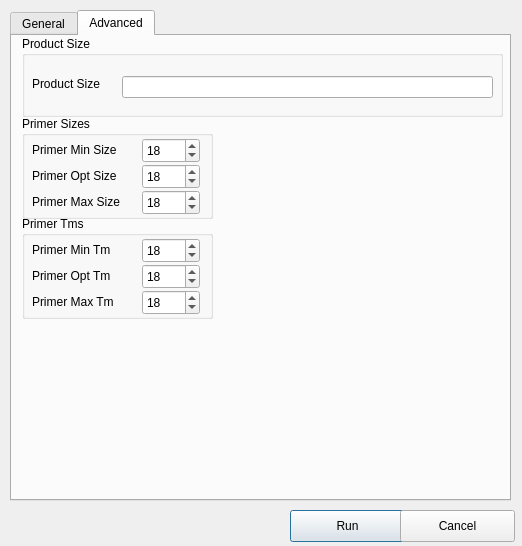
Before: the Qt Designer form ui/msatcommander.ui in brantfaircloth/msatcommander, drawn with Qt 5.
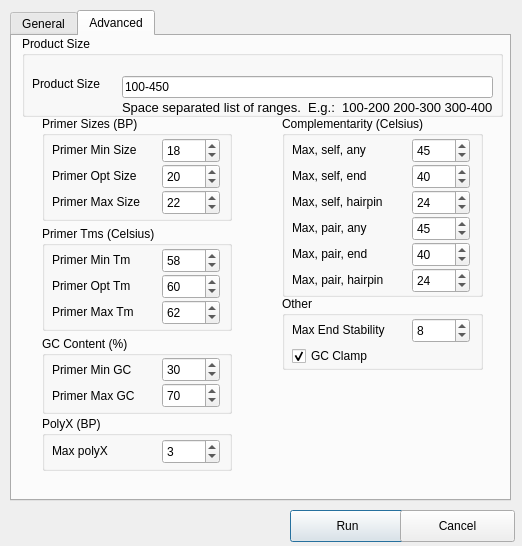
After: the same form once the commit is applied. The open tabs and pages were chosen to show the change.

Commit message: edits to add additional control of primers design and error checking

Patch:
```diff
--- a/ui/msatcommander.ui
+++ b/ui/msatcommander.ui
@@ -540,14 +540,14 @@
     <widget class="QGroupBox" name="groupBox_5">
      <property name="geometry">
       <rect>
-       <x>10</x>
+       <x>30</x>
        <y>80</y>
-       <width>191</width>
-       <height>103</height>
+       <width>190</width>
+       <height>105</height>
       </rect>
      </property>
      <property name="title">
-      <string>Primer Sizes</string>
+      <string>Primer Sizes (BP)</string>
      </property>
      <widget class="QSpinBox" name="spinBox_4">
       <property name="geometry">
@@ -610,7 +610,7 @@
        <number>30</number>
       </property>
       <property name="value">
-       <number>18</number>
+       <number>20</number>
       </property>
      </widget>
      <widget class="QLabel" name="label_8">
@@ -642,7 +642,7 @@
        <number>30</number>
       </property>
       <property name="value">
-       <number>18</number>
+       <number>22</number>
       </property>
      </widget>
     </widget>
@@ -679,20 +679,41 @@
         <width>371</width>
         <height>22</height>
        </rect>
+      </property>
+      <property name="text">
+       <string>100-450</string>
+      </property>
+     </widget>
+     <widget class="QLabel" name="label">
+      <property name="geometry">
+       <rect>
+        <x>100</x>
+        <y>63</y>
+        <width>371</width>
+        <height>16</height>
+       </rect>
+      </property>
+      <property name="font">
+       <font>
+        <pointsize>10</pointsize>
+       </font>
+      </property>
+      <property name="text">
+       <string>Space separated list of ranges.  E.g.:  100-200 200-300 300-400</string>
       </property>
      </widget>
     </widget>
     <widget class="QGroupBox" name="groupBox_7">
      <property name="geometry">
       <rect>
-       <x>10</x>
-       <y>180</y>
-       <width>191</width>
-       <height>103</height>
+       <x>30</x>
+       <y>190</y>
+       <width>190</width>
+       <height>105</height>
       </rect>
      </property>
      <property name="title">
-      <string>Primer Tms</string>
+      <string>Primer Tms (Celsius)</string>
      </property>
      <widget class="QSpinBox" name="spinBox_5">
       <property name="geometry">
@@ -704,13 +725,13 @@
        </rect>
       </property>
       <property name="minimum">
-       <number>15</number>
+       <number>45</number>
       </property>
       <property name="maximum">
-       <number>30</number>
+       <number>150</number>
       </property>
       <property name="value">
-       <number>18</number>
+       <number>58</number>
       </property>
      </widget>
      <widget class="QLabel" name="label_6">
@@ -749,13 +770,13 @@
        </rect>
       </property>
       <property name="minimum">
-       <number>15</number>
+       <number>45</number>
       </property>
       <property name="maximum">
-       <number>30</number>
+       <number>150</number>
       </property>
       <property name="value">
-       <number>18</number>
+       <number>60</number>
       </property>
      </widget>
      <widget class="QLabel" name="label_10">
@@ -781,13 +802,371 @@
        </rect>
       </property>
       <property name="minimum">
-       <number>15</number>
+       <number>45</number>
       </property>
       <property name="maximum">
+       <number>150</number>
+      </property>
+      <property name="value">
+       <number>62</number>
+      </property>
+     </widget>
+    </widget>
+    <widget class="QGroupBox" name="groupBox_10">
+     <property name="geometry">
+      <rect>
+       <x>30</x>
+       <y>300</y>
+       <width>190</width>
+       <height>78</height>
+      </rect>
+     </property>
+     <property name="title">
+      <string>GC Content (%)</string>
+     </property>
+     <widget class="QSpinBox" name="primerMinGcSpinBox">
+      <property name="geometry">
+       <rect>
+        <x>120</x>
+        <y>21</y>
+        <width>58</width>
+        <height>25</height>
+       </rect>
+      </property>
+      <property name="maximum">
+       <number>50</number>
+      </property>
+      <property name="value">
        <number>30</number>
       </property>
+     </widget>
+     <widget class="QLabel" name="label_2">
+      <property name="geometry">
+       <rect>
+        <x>10</x>
+        <y>24</y>
+        <width>110</width>
+        <height>20</height>
+       </rect>
+      </property>
+      <property name="text">
+       <string>Primer Min GC</string>
+      </property>
+     </widget>
+     <widget class="QSpinBox" name="primerMaxGcSpinBox">
+      <property name="geometry">
+       <rect>
+        <x>120</x>
+        <y>47</y>
+        <width>58</width>
+        <height>25</height>
+       </rect>
+      </property>
+      <property name="minimum">
+       <number>50</number>
+      </property>
+      <property name="maximum">
+       <number>100</number>
+      </property>
       <property name="value">
-       <number>18</number>
+       <number>70</number>
+      </property>
+     </widget>
+     <widget class="QLabel" name="label_3">
+      <property name="geometry">
+       <rect>
+        <x>10</x>
+        <y>50</y>
+        <width>110</width>
+        <height>20</height>
+       </rect>
+      </property>
+      <property name="text">
+       <string>Primer Max GC</string>
+      </property>
+     </widget>
+    </widget>
+    <widget class="QGroupBox" name="groupBox_11">
+     <property name="geometry">
+      <rect>
+       <x>30</x>
+       <y>380</y>
+       <width>190</width>
+       <height>55</height>
+      </rect>
+     </property>
+     <property name="title">
+      <string>PolyX (BP)</string>
+     </property>
+     <widget class="QSpinBox" name="primerMaxPolyXSpinBox">
+      <property name="geometry">
+       <rect>
+        <x>120</x>
+        <y>23</y>
+        <width>58</width>
+        <height>25</height>
+       </rect>
+      </property>
+      <property name="maximum">
+       <number>6</number>
+      </property>
+      <property name="value">
+       <number>3</number>
+      </property>
+     </widget>
+     <widget class="QLabel" name="label_11">
+      <property name="geometry">
+       <rect>
+        <x>10</x>
+        <y>27</y>
+        <width>101</width>
+        <height>16</height>
+       </rect>
+      </property>
+      <property name="text">
+       <string>Max polyX</string>
+      </property>
+     </widget>
+    </widget>
+    <widget class="QGroupBox" name="groupBox_12">
+     <property name="geometry">
+      <rect>
+       <x>270</x>
+       <y>80</y>
+       <width>201</width>
+       <height>181</height>
+      </rect>
+     </property>
+     <property name="title">
+      <string>Complementarity (Celsius)</string>
+     </property>
+     <widget class="QSpinBox" name="primerMaxSelfAnySpinBox">
+      <property name="geometry">
+       <rect>
+        <x>130</x>
+        <y>22</y>
+        <width>58</width>
+        <height>25</height>
+       </rect>
+      </property>
+      <property name="maximum">
+       <number>100</number>
+      </property>
+      <property name="value">
+       <number>45</number>
+      </property>
+     </widget>
+     <widget class="QLabel" name="label_12">
+      <property name="geometry">
+       <rect>
+        <x>10</x>
+        <y>24</y>
+        <width>121</width>
+        <height>20</height>
+       </rect>
+      </property>
+      <property name="text">
+       <string>Max, self, any</string>
+      </property>
+     </widget>
+     <widget class="QSpinBox" name="primerMaxSelfEndSpinBox">
+      <property name="geometry">
+       <rect>
+        <x>130</x>
+        <y>48</y>
+        <width>58</width>
+        <height>25</height>
+       </rect>
+      </property>
+      <property name="maximum">
+       <number>100</number>
+      </property>
+      <property name="value">
+       <number>40</number>
+      </property>
+     </widget>
+     <widget class="QLabel" name="label_13">
+      <property name="geometry">
+       <rect>
+        <x>10</x>
+        <y>50</y>
+        <width>121</width>
+        <height>20</height>
+       </rect>
+      </property>
+      <property name="text">
+       <string>Max, self, end</string>
+      </property>
+     </widget>
+     <widget class="QSpinBox" name="primerMaxPairAnySpinBox">
+      <property name="geometry">
+       <rect>
+        <x>130</x>
+        <y>100</y>
+        <width>58</width>
+        <height>25</height>
+       </rect>
+      </property>
+      <property name="maximum">
+       <number>100</number>
+      </property>
+      <property name="value">
+       <number>45</number>
+      </property>
+     </widget>
+     <widget class="QLabel" name="label_14">
+      <property name="geometry">
+       <rect>
+        <x>10</x>
+        <y>102</y>
+        <width>121</width>
+        <height>20</height>
+       </rect>
+      </property>
+      <property name="text">
+       <string>Max, pair, any</string>
+      </property>
+     </widget>
+     <widget class="QSpinBox" name="primerMaxPairEndSpinBox">
+      <property name="geometry">
+       <rect>
+        <x>130</x>
+        <y>126</y>
+        <width>58</width>
+        <height>25</height>
+       </rect>
+      </property>
+      <property name="maximum">
+       <number>100</number>
+      </property>
+      <property name="value">
+       <number>40</number>
+      </property>
+     </widget>
+     <widget class="QLabel" name="label_15">
+      <property name="geometry">
+       <rect>
+        <x>10</x>
+        <y>128</y>
+        <width>121</width>
+        <height>20</height>
+       </rect>
+      </property>
+      <property name="text">
+       <string>Max, pair, end</string>
+      </property>
+     </widget>
+     <widget class="QSpinBox" name="primerMaxSelfHairpinSpinBox">
+      <property name="geometry">
+       <rect>
+        <x>130</x>
+        <y>74</y>
+        <width>58</width>
+        <height>25</height>
+       </rect>
+      </property>
+      <property name="maximum">
+       <number>100</number>
+      </property>
+      <property name="value">
+       <number>24</number>
+      </property>
+     </widget>
+     <widget class="QLabel" name="label_16">
+      <property name="geometry">
+       <rect>
+        <x>10</x>
+        <y>76</y>
+        <width>121</width>
+        <height>20</height>
+       </rect>
+      </property>
+      <property name="text">
+       <string>Max, self, hairpin</string>
+      </property>
+     </widget>
+     <widget class="QSpinBox" name="primerMaxPairHairpinSpinBox">
+      <property name="geometry">
+       <rect>
+        <x>130</x>
+        <y>152</y>
+        <width>58</width>
+        <height>25</height>
+       </rect>
+      </property>
+      <property name="value">
+       <number>24</number>
+      </property>
+     </widget>
+     <widget class="QLabel" name="label_17">
+      <property name="geometry">
+       <rect>
+        <x>10</x>
+        <y>154</y>
+        <width>121</width>
+        <height>20</height>
+       </rect>
+      </property>
+      <property name="text">
+       <string>Max, pair, hairpin</string>
+      </property>
+     </widget>
+    </widget>
+    <widget class="QGroupBox" name="groupBox_13">
+     <property name="geometry">
+      <rect>
+       <x>270</x>
+       <y>260</y>
+       <width>201</width>
+       <height>74</height>
+      </rect>
+     </property>
+     <property name="title">
+      <string>Other</string>
+     </property>
+     <widget class="QCheckBox" name="primerGCClampCheckBox">
+      <property name="geometry">
+       <rect>
+        <x>10</x>
+        <y>50</y>
+        <width>87</width>
+        <height>20</height>
+       </rect>
+      </property>
+      <property name="text">
+       <string>GC Clamp</string>
+      </property>
+      <property name="checked">
+       <bool>true</bool>
+      </property>
+     </widget>
+     <widget class="QLabel" name="label_18">
+      <property name="geometry">
+       <rect>
+        <x>10</x>
+        <y>24</y>
+        <width>120</width>
+        <height>20</height>
+       </rect>
+      </property>
+      <property name="text">
+       <string>Max End Stability</string>
+      </property>
+     </widget>
+     <widget class="QSpinBox" name="primerMaxEndStabilitySpinBox">
+      <property name="geometry">
+       <rect>
+        <x>130</x>
+        <y>22</y>
+        <width>58</width>
+        <height>25</height>
+       </rect>
+      </property>
+      <property name="maximum">
+       <number>20</number>
+      </property>
+      <property name="value">
+       <number>8</number>
       </property>
      </widget>
     </widget>
```
Left out of the diff: 426 changed lines with no effect on the pictures. The commit also changes 1 other file.
